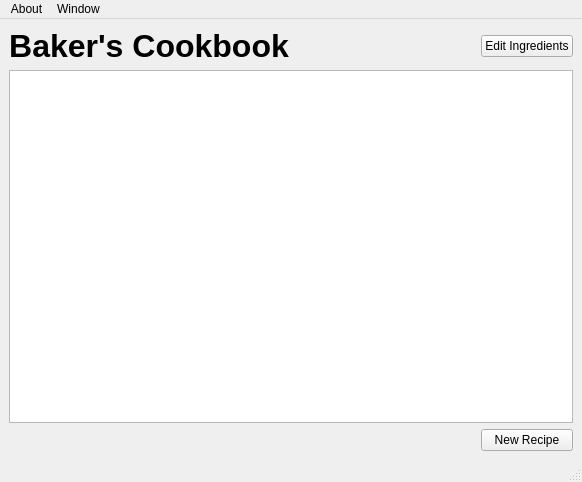
Old version of the form mainwindow.ui in the repository tadhgryan2012/QTRecipeShower.
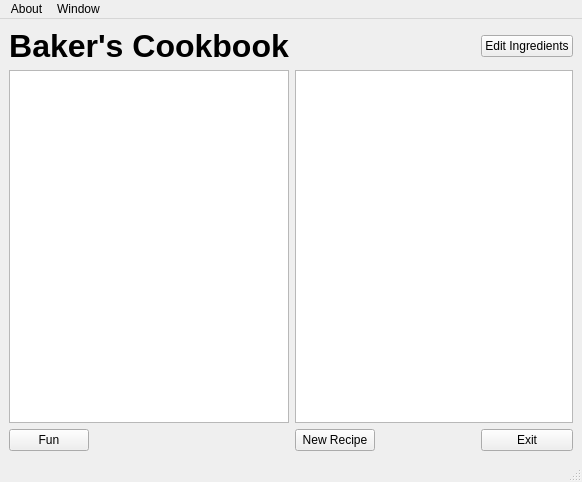
New version of the form.

Patch:
```diff
--- a/mainwindow.ui
+++ b/mainwindow.ui
@@ -15,27 +15,37 @@
   </property>
   <widget class="QWidget" name="centralwidget">
    <layout class="QGridLayout" name="gridLayout">
-    <item row="0" column="2">
+    <item row="0" column="5">
      <widget class="QPushButton" name="pushButton">
       <property name="text">
        <string>Edit Ingredients</string>
       </property>
      </widget>
     </item>
-    <item row="0" column="1">
-     <spacer name="horizontalSpacer">
+    <item row="2" column="0">
+     <widget class="QPushButton" name="funButton">
+      <property name="text">
+       <string>Fun</string>
+      </property>
+     </widget>
+    </item>
+    <item row="2" column="4">
+     <spacer name="horizontalSpacer_3">
       <property name="orientation">
        <enum>Qt::Horizontal</enum>
       </property>
       <property name="sizeHint" stdset="0">
        <size>
-        <width>40</width>
+        <width>95</width>
         <height>20</height>
        </size>
       </property>
      </spacer>
     </item>
-    <item row="0" column="0">
+    <item row="1" column="0" colspan="2">
+     <widget class="QListWidget" name="recipeDisplayBox"/>
+    </item>
+    <item row="0" column="0" colspan="2">
      <widget class="QLabel" name="label_2">
       <property name="font">
        <font>
@@ -54,8 +64,18 @@
       </property>
      </widget>
     </item>
-    <item row="1" column="0" colspan="3">
-     <widget class="QListWidget" name="recipeDisplayBox"/>
+    <item row="2" column="1">
+     <spacer name="horizontalSpacer_2">
+      <property name="orientation">
+       <enum>Qt::Horizontal</enum>
+      </property>
+      <property name="sizeHint" stdset="0">
+       <size>
+        <width>183</width>
+        <height>20</height>
+       </size>
+      </property>
+     </spacer>
     </item>
     <item row="2" column="2">
      <widget class="QPushButton" name="newRecipeButton">
@@ -64,6 +84,29 @@
       </property>
      </widget>
     </item>
+    <item row="2" column="5">
+     <widget class="QPushButton" name="exitButton">
+      <property name="text">
+       <string>Exit</string>
+      </property>
+     </widget>
+    </item>
+    <item row="1" column="2" colspan="4">
+     <widget class="QListWidget" name="ingredientListWidget"/>
+    </item>
+    <item row="0" column="2" colspan="3">
+     <spacer name="horizontalSpacer">
+      <property name="orientation">
+       <enum>Qt::Horizontal</enum>
+      </property>
+      <property name="sizeHint" stdset="0">
+       <size>
+        <width>40</width>
+        <height>20</height>
+       </size>
+      </property>
+     </spacer>
+    </item>
    </layout>
   </widget>
   <widget class="QStatusBar" name="statusbar"/>
```
